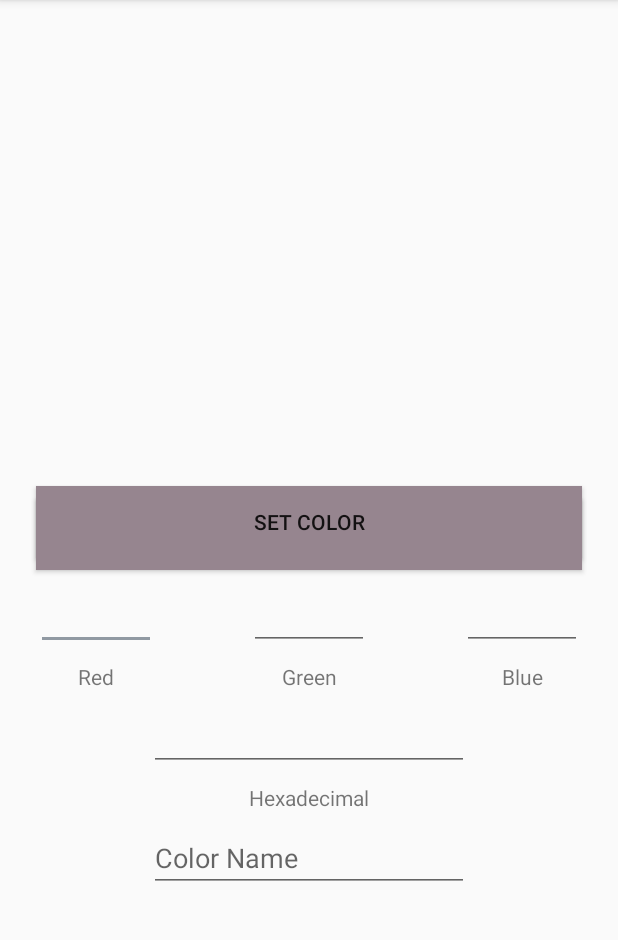
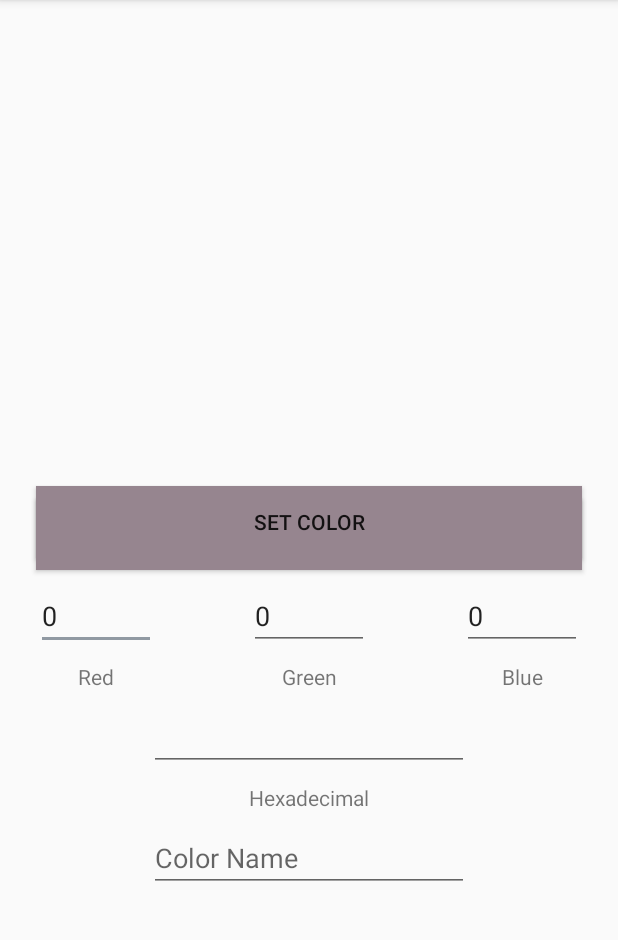
Before and after one commit to ekelseya/PaletteDesign, an Android app: the ColorBuild screen opened directly, with no data from a screen before it, after a tap on "ENTER COLOR VALUES", on a phone screen of 412 x 824 dp, the part 84-1024 px from its top. Run offline under Robolectric (Android 15) with nearby library versions, the phone set to English and light mode, and no system bars.

```diff
--- a/app/src/main/res/layout/build_splash.xml
+++ b/app/src/main/res/layout/build_splash.xml
@@ -273,7 +273,8 @@
                 android:background="@color/colorPrimary"
                 app:layout_constraintHorizontal_bias="0.0" android:layout_marginBottom="8dp"
                 app:layout_constraintBottom_toBottomOf="parent" android:layout_marginTop="8dp"
-                app:layout_constraintTop_toBottomOf="@+id/build_color_4"/>
+                app:layout_constraintTop_toBottomOf="@+id/build_color_4"
+                android:visibility="invisible"/>
         <EditText
                 android:layout_width="wrap_content"
                 android:layout_height="wrap_content"
@@ -284,7 +285,8 @@
                 android:layout_marginRight="8dp" android:layout_marginTop="8dp"
                 app:layout_constraintTop_toBottomOf="@+id/build_color_4" android:layout_marginBottom="51dp"
                 app:layout_constraintBottom_toTopOf="@+id/button" android:inputType="textNoSuggestions"
-                android:hint="Name Your Palette"/>
+                android:hint="Name Your Palette"
+                android:visibility="invisible"/>
 
     </android.support.constraint.ConstraintLayout>
 </ScrollView>
--- a/app/src/main/res/layout/color_block_build.xml
+++ b/app/src/main/res/layout/color_block_build.xml
@@ -72,7 +72,8 @@
                 android:layout_marginStart="24dp"
                 app:layout_constraintStart_toStartOf="parent" android:layout_marginLeft="24dp"
                 app:layout_constraintHorizontal_bias="0.0" app:layout_constraintVertical_bias="0.0"
-                android:visibility="invisible" app:layout_constraintTop_toBottomOf="@+id/value_button"/>
+                android:visibility="invisible" app:layout_constraintTop_toBottomOf="@+id/value_button"
+                android:text="0"/>
         <EditText
                 android:id="@+id/editGreen"
                 android:layout_width="80dp"
@@ -85,7 +86,8 @@
                 android:layout_marginTop="8dp"
                 android:layout_marginBottom="250dp" app:layout_constraintBottom_toBottomOf="parent"
                 app:layout_constraintVertical_bias="0.0"
-                android:visibility="invisible" app:layout_constraintTop_toBottomOf="@+id/value_button"/>
+                android:visibility="invisible" app:layout_constraintTop_toBottomOf="@+id/value_button"
+                android:text="0"/>
 
         <EditText
                 android:id="@+id/editBlue"
@@ -100,7 +102,8 @@
                 android:layout_marginLeft="8dp" app:layout_constraintHorizontal_bias="1.0"
                 android:layout_marginBottom="250dp"
                 app:layout_constraintBottom_toBottomOf="parent" app:layout_constraintVertical_bias="0.0"
-                android:visibility="invisible" app:layout_constraintTop_toBottomOf="@+id/value_button"/>
+                android:visibility="invisible" app:layout_constraintTop_toBottomOf="@+id/value_button"
+                android:text="0"/>
         <EditText
                 android:id="@+id/editHex"
                 android:layout_width="wrap_content"
```
Also changed, not shown: app/src/main/java/com/ekelseya/palettedesign/ColorBuild.kt (+18 -10 lines).
